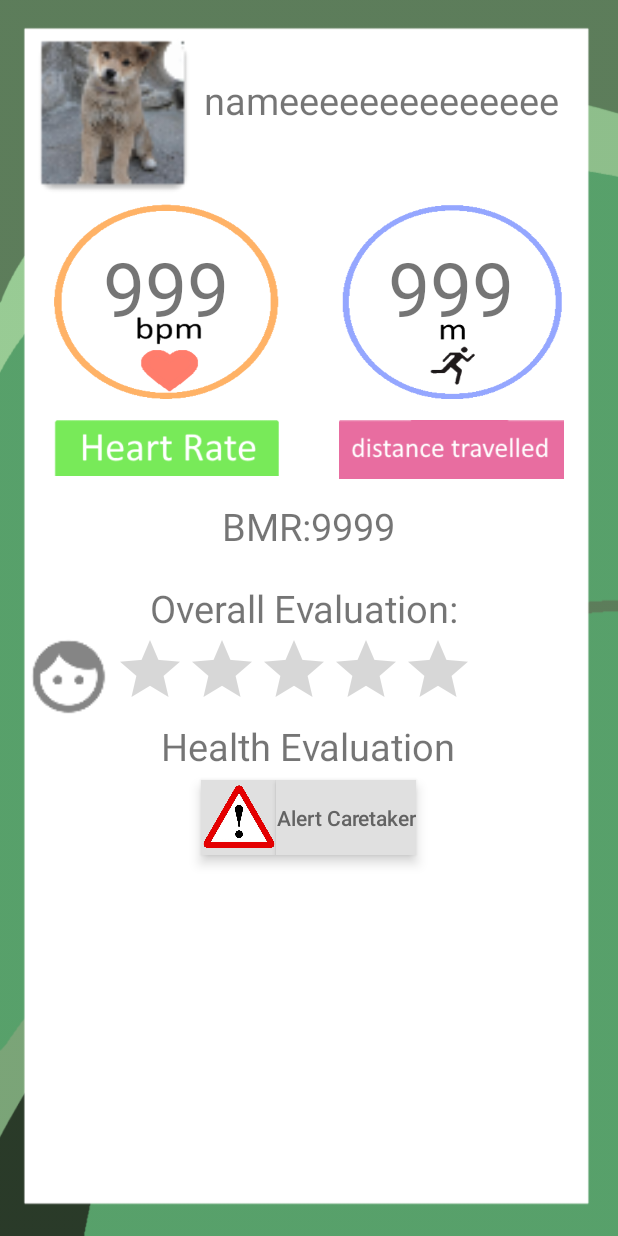
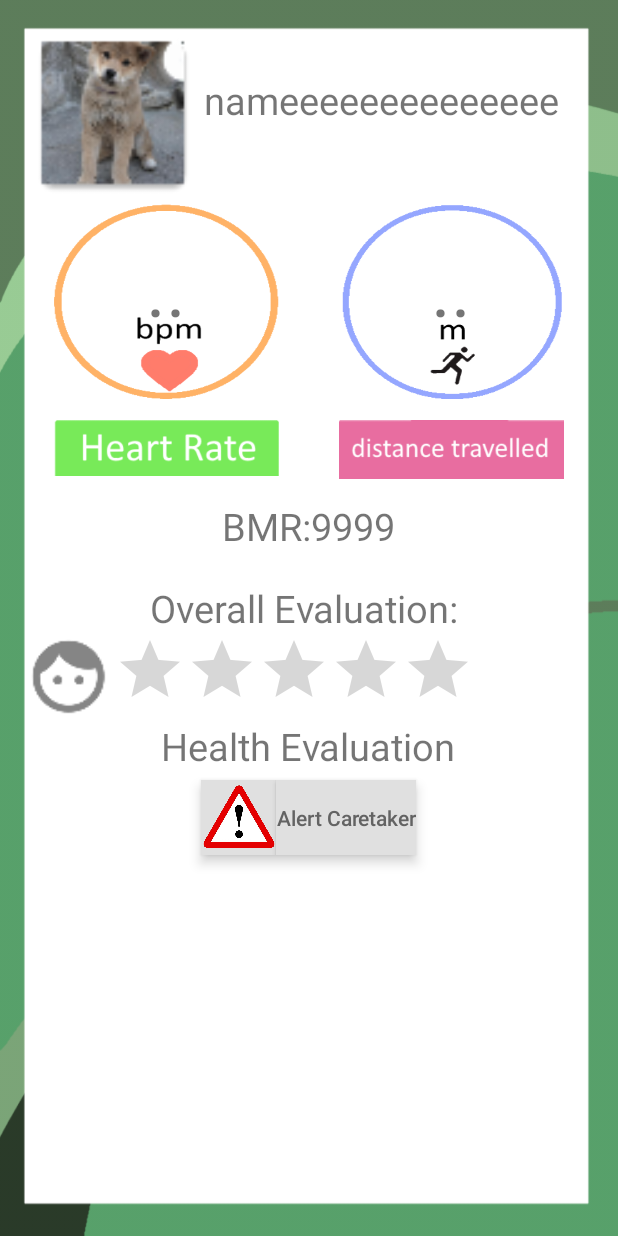
Before and after one commit to SimonJinaphant/Neverlost, an Android app: the layout activity_health.xml on its own in the app's theme, with its tools: preview values and no code run, on a phone screen of 412 x 824 dp. Run offline under Robolectric (Android 15) with nearby library versions, the phone set to English and light mode, and no system bars.

Commit message:
loading value

```diff
--- a/app/src/main/res/layout/activity_health.xml
+++ b/app/src/main/res/layout/activity_health.xml
@@ -49,7 +49,7 @@
             android:layout_weight="1">
 
             <TextView
-                android:text="999"
+                android:text=".."
                 android:layout_width="wrap_content"
                 android:layout_height="wrap_content"
                 android:textSize="50dp"
@@ -78,7 +78,7 @@
             android:layout_weight="1">
 
             <TextView
-                android:text="999"
+                android:text=".."
                 android:layout_width="wrap_content"
                 android:layout_height="wrap_content"
                 android:textSize="50dp"
--- a/app/src/main/res/layout/activity_monitor.xml
+++ b/app/src/main/res/layout/activity_monitor.xml
@@ -41,7 +41,7 @@
         android:layout_height="wrap_content">
 
         <TextView
-            android:text="999"
+            android:text=".."
             android:layout_width="wrap_content"
             android:layout_height="wrap_content"
             android:textSize="50dp"
```
